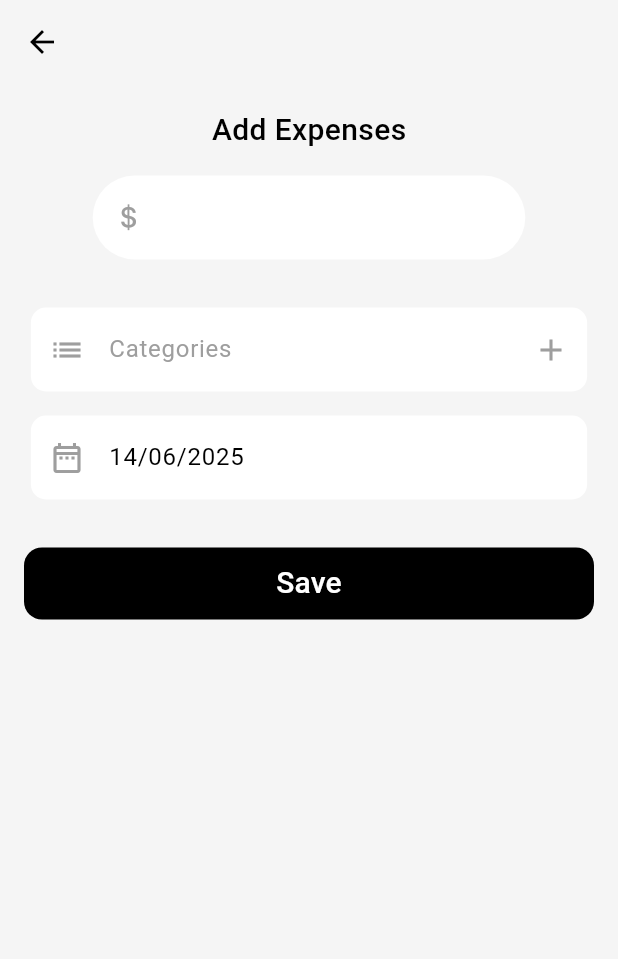
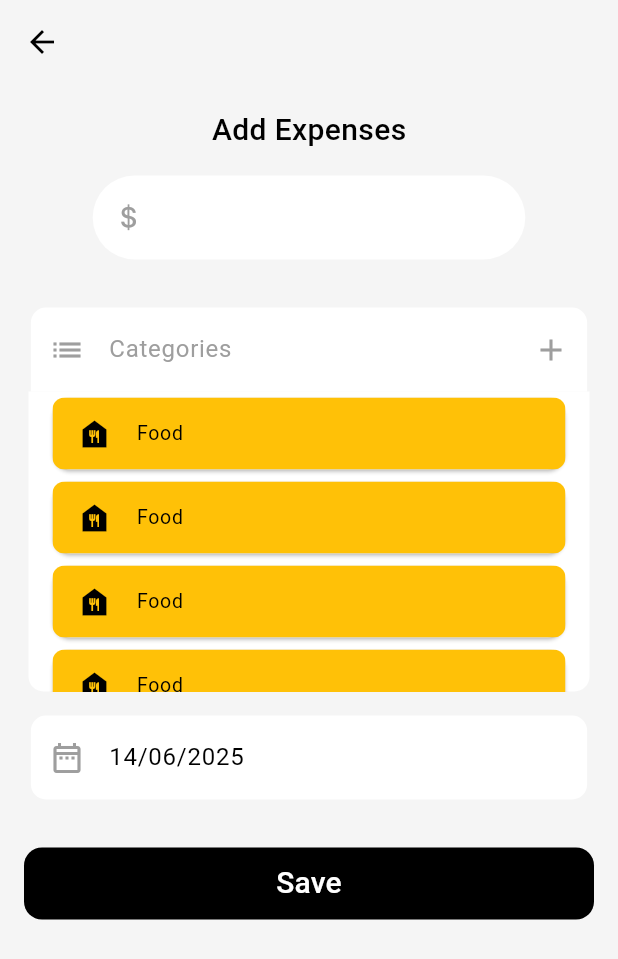
Before and after one commit to Fatma-kabil/MoneyNest, a Flutter app: the AddExpensesScreen screen opened directly, on a phone screen of 412 x 824 dp. Shown: the top 959 px of the screen. Run offline on Flutter 3.47's test engine with Material 3 defaults, Android fonts, the phone set to English and light mode, and no system bars; our stand-ins replace bloc, cloud_firestore, firebase_core, fl_chart, flutter_bloc, flutter_colorpicker; accounts and stored records are empty.

Commit message:
create get categories widget

```diff
--- a/lib/features/add_expenses/presentation/views/widgets/Add_expenses_screen_body.dart
+++ b/lib/features/add_expenses/presentation/views/widgets/Add_expenses_screen_body.dart
@@ -7,6 +7,7 @@ import 'package:money_nest/features/add_expenses/presentation/manager/create_cat
 import 'package:money_nest/features/add_expenses/presentation/views/widgets/categories_list.dart';
 import 'package:money_nest/features/add_expenses/presentation/views/widgets/custom_text_button.dart';
 import 'package:money_nest/features/add_expenses/presentation/views/widgets/custom_text_form_field.dart';
+import 'package:money_nest/features/add_expenses/presentation/views/widgets/get_all_categories.dart';
 
 class AddExpensesScreenBody extends StatefulWidget {
   const AddExpensesScreenBody({super.key});
@@ -47,7 +48,7 @@ class _AddExpensesScreenBodyState extends State<AddExpensesScreenBody> {
             ),
             SizedBox(height: 32),
             CustomTextFormField(
-              borderRadius: BorderRadius.circular(10),
+              borderRadius: BorderRadius.vertical(top: Radius.circular(10)),
               readOnly: true,
               controller: categoryController,
               width: 0.9,
@@ -73,6 +74,7 @@ class _AddExpensesScreenBodyState extends State<AddExpensesScreenBody> {
 
               hint: 'Categories',
             ),
+            GetAllCategories(),
             SizedBox(height: 16),
             CustomTextFormField(
               borderRadius: BorderRadius.circular(10),
--- /dev/null
+++ b/lib/features/add_expenses/presentation/views/widgets/get_all_categories.dart
@@ -0,0 +1,43 @@
+import 'package:flutter/material.dart';
+
+class GetAllCategories extends StatelessWidget {
+  const GetAllCategories({super.key});
+
+  @override
+  Widget build(BuildContext context) {
+    return Padding(
+      padding: const EdgeInsets.symmetric(horizontal: 3.0),
+      child: Container(
+        height: 200,
+        width: MediaQuery.of(context).size.width,
+        decoration: BoxDecoration(
+          color: Colors.white,
+          borderRadius: BorderRadius.vertical(bottom: Radius.circular(10)),
+        ),
+        child: Padding(
+          padding: const EdgeInsets.symmetric(
+            horizontal: 12.0,
+
+            ///   vertical: 8,
+          ),
+          child: ListView.builder(
+            itemCount: 5,
+            itemBuilder: (context, index) {
+              return Card(
+                child: ListTile(
+                  leading: Icon(Icons.food_bank),
+                  title: Text('Food'),
+                  dense: true,
+                  tileColor: Colors.amber,
+                  shape: RoundedRectangleBorder(
+                    borderRadius: BorderRadius.circular(8),
+                  ),
+                ),
+              );
+            },
+          ),
+        ),
+      ),
+    );
+  }
+}
```
